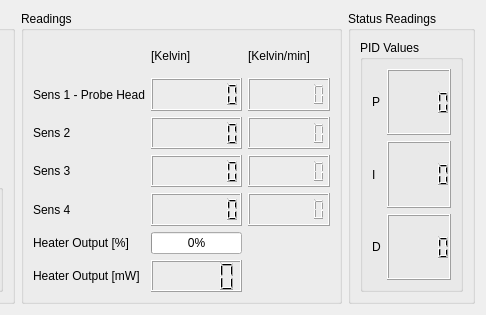
Before: the Qt Designer form LakeShore/LakeShore350_control.ui in Cryostat-GUI/Cryostat-GUI, drawn with Qt 5; both pictures show x 316 to 802 and y 0 to 315 of the 802 by 315 pixel window.
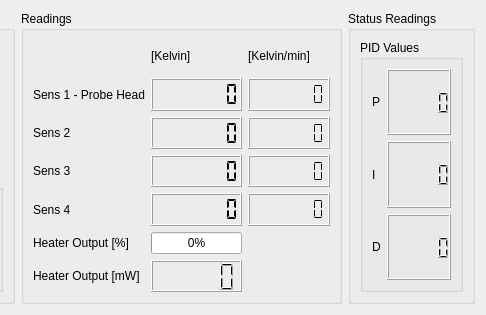
After: the same form once the commit is applied.

Commit message: last updates to LakeShore350 integrated T-ramp display

```diff
--- a/LakeShore/LakeShore350_control.ui
+++ b/LakeShore/LakeShore350_control.ui
@@ -157,6 +157,9 @@
         <property name="digitCount">
          <number>7</number>
         </property>
+        <property name="segmentStyle">
+         <enum>QLCDNumber::Flat</enum>
+        </property>
        </widget>
       </item>
       <item row="4" column="0">
@@ -182,9 +185,18 @@
       </item>
       <item row="1" column="1">
        <widget class="QLCDNumber" name="lcdSensor1_K">
+        <property name="frameShape">
+         <enum>QFrame::Box</enum>
+        </property>
+        <property name="frameShadow">
+         <enum>QFrame::Raised</enum>
+        </property>
         <property name="digitCount">
          <number>7</number>
         </property>
+        <property name="segmentStyle">
+         <enum>QLCDNumber::Flat</enum>
+        </property>
        </widget>
       </item>
       <item row="6" column="1">
@@ -202,6 +214,9 @@
         <property name="digitCount">
          <number>7</number>
         </property>
+        <property name="segmentStyle">
+         <enum>QLCDNumber::Flat</enum>
+        </property>
        </widget>
       </item>
       <item row="1" column="2">
@@ -209,6 +224,9 @@
         <property name="digitCount">
          <number>7</number>
         </property>
+        <property name="segmentStyle">
+         <enum>QLCDNumber::Flat</enum>
+        </property>
        </widget>
       </item>
       <item row="0" column="1">
@@ -223,6 +241,9 @@
         <property name="digitCount">
          <number>7</number>
         </property>
+        <property name="segmentStyle">
+         <enum>QLCDNumber::Flat</enum>
+        </property>
        </widget>
       </item>
       <item row="2" column="2">
@@ -230,6 +251,9 @@
         <property name="digitCount">
          <number>7</number>
         </property>
+        <property name="segmentStyle">
+         <enum>QLCDNumber::Flat</enum>
+        </property>
        </widget>
       </item>
       <item row="0" column="2">
@@ -244,6 +268,9 @@
         <property name="digitCount">
          <number>7</number>
         </property>
+        <property name="segmentStyle">
+         <enum>QLCDNumber::Flat</enum>
+        </property>
        </widget>
       </item>
       <item row="3" column="1">
@@ -251,6 +278,9 @@
         <property name="digitCount">
          <number>7</number>
         </property>
+        <property name="segmentStyle">
+         <enum>QLCDNumber::Flat</enum>
+        </property>
        </widget>
       </item>
       <item row="5" column="1">
```
The commit also changes 1 other file.
